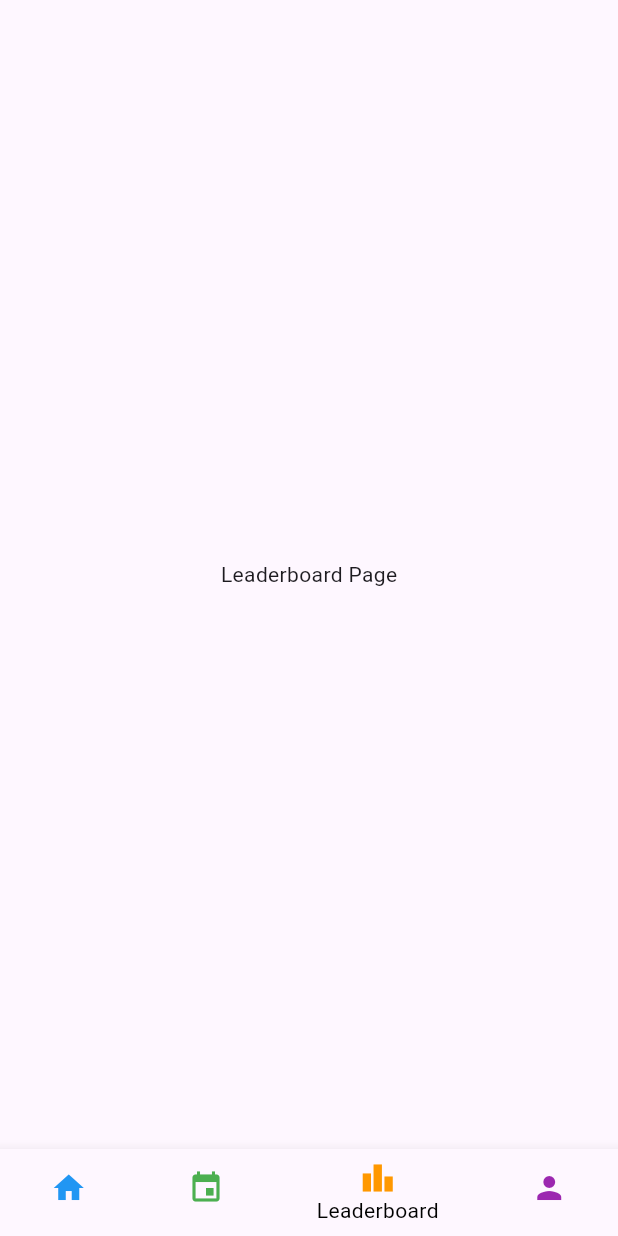
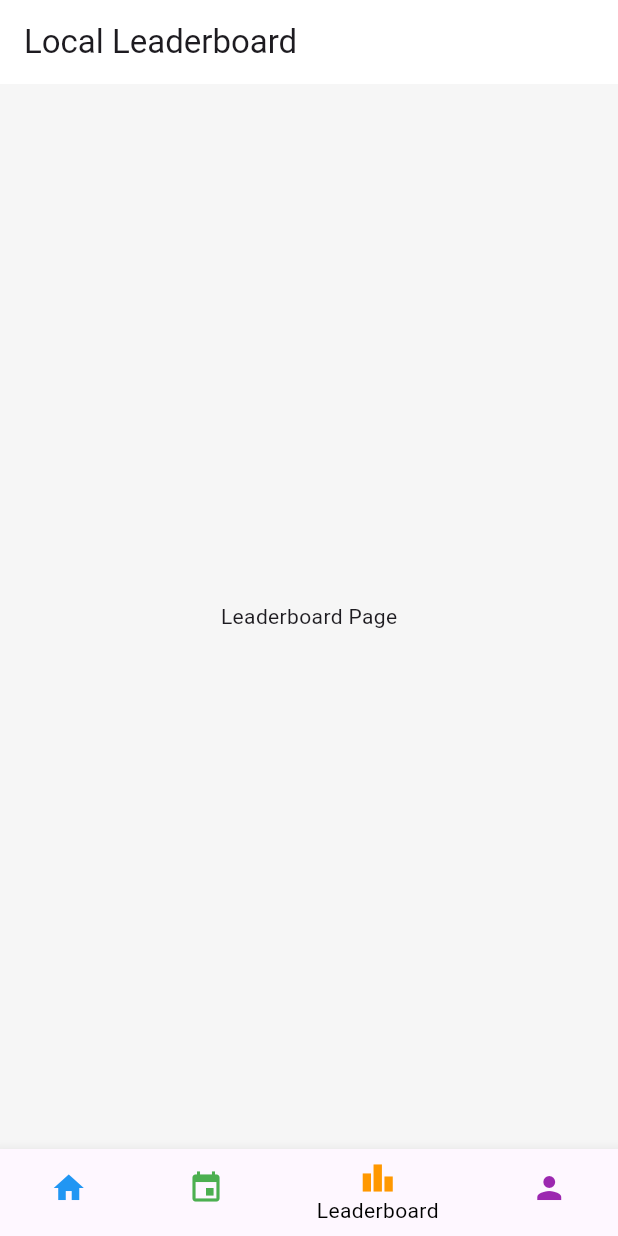
Before and after one commit to seamoonpandey/osm-hackfest-2081-app, a Flutter app: the screen it shows after launch, item 3 of the bottom bar chosen, on a phone screen of 412 x 824 dp. Run offline on Flutter 3.47's test engine with Material 3 defaults, Android fonts, the light colour scheme and no system bars; our stand-ins replace flutter_map, latlong2.

Commit message:
add events screen and update home screen to include it

```diff
--- a/lib/pages/home_screen.dart
+++ b/lib/pages/home_screen.dart
@@ -1,4 +1,5 @@
 import 'package:community_connect/data/dummy_events.dart';
+import 'package:community_connect/pages/events_screen.dart';
 import 'package:community_connect/widgets/map_widget.dart';
 import 'package:flutter/material.dart';
 
@@ -15,7 +16,7 @@ class _HomeScreenState extends State<HomeScreen> {
   final List<Widget> _pages = [
     MapWidget(events: events),
     // Add your other pages here
-    const Center(child: Text('Events Page')),
+    const EventsScreen(),
     const Center(child: Text('Leaderboard Page')),
     const Center(child: Text('Profile Page')),
   ];
@@ -29,6 +30,16 @@ class _HomeScreenState extends State<HomeScreen> {
   @override
   Widget build(BuildContext context) {
     return Scaffold(
+      backgroundColor: const Color(0xfff6f6f6),
+      appBar: AppBar(
+        backgroundColor: Colors.white,
+        title: [
+          const Text('Community Connect'),
+          const Text('Nearby Events'),
+          const Text('Local Leaderboard'),
+          const Text('Profile'),
+        ][_currentIndex],
+      ),
       bottomNavigationBar: BottomNavigationBar(
         fixedColor: Colors.black,
         currentIndex: _currentIndex,
```
Also changed, not shown: lib/pages/events_screen.dart (added, +26 -0 lines), lib/widgets/event_dialog.dart (+6 -1 lines).
